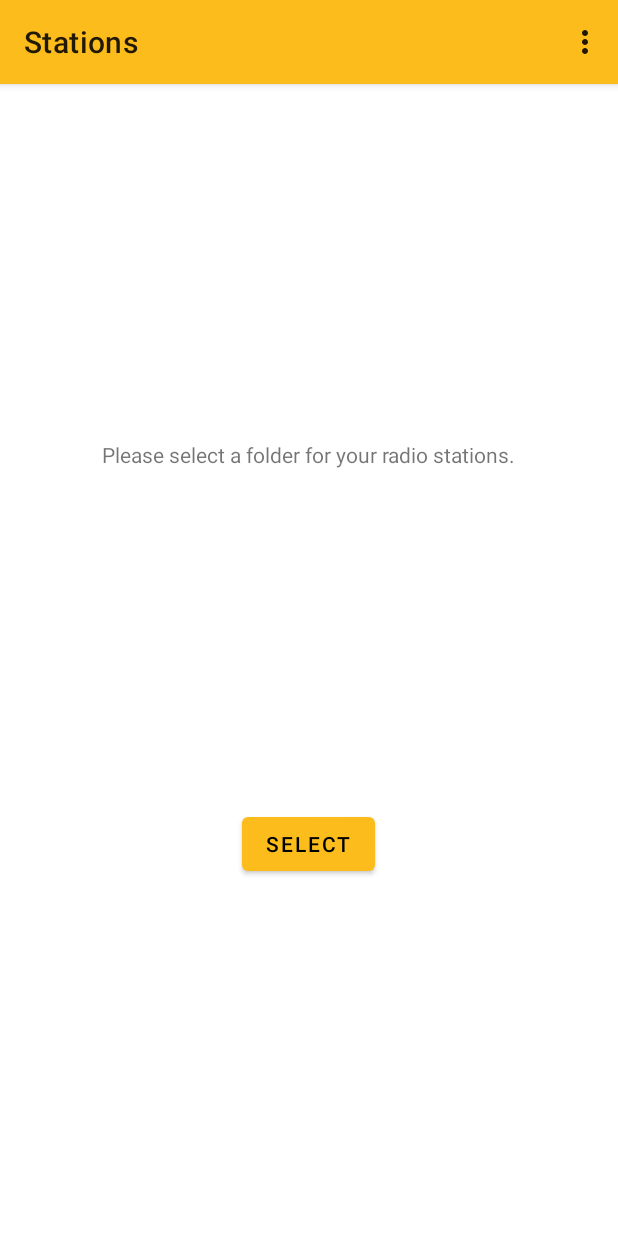
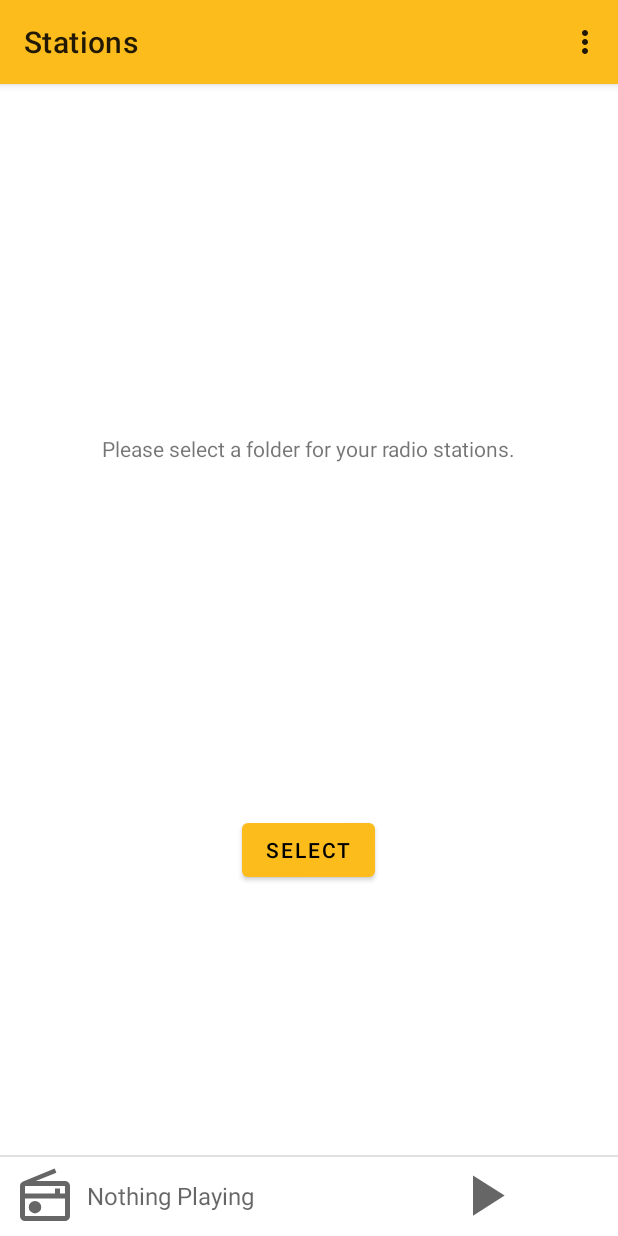
Before and after one commit to hellcat707hp/GTRadio, an Android app: the screen it shows after launch (MainActivity), on a phone screen of 412 x 824 dp. Run offline under Robolectric (Android 15) with nearby library versions, the phone set to English and light mode, and no system bars; our stand-ins replace navigation-ui; network calls fail.

Commit message:
Added the now-playing bar at the bottom. Fixed a bug when hitting 'play' when nothing was playing yet.

```diff
--- /dev/null
+++ b/app/src/main/java/com/sc/gtradio/NowPlayingFragment.kt
@@ -0,0 +1,92 @@
+package com.sc.gtradio
+
+import android.os.Bundle
+import android.support.v4.media.MediaMetadataCompat
+import android.support.v4.media.session.PlaybackStateCompat
+import android.view.LayoutInflater
+import android.view.View
+import android.view.ViewGroup
+import androidx.fragment.app.Fragment
+import androidx.lifecycle.Observer
+import com.sc.gtradio.databinding.FragmentNowplayingBinding
+import com.sc.gtradio.media.*
+import com.sc.gtradio.utils.InjectorUtils
+
+class NowPlayingFragment : Fragment() {
+    private var _binding: FragmentNowplayingBinding? = null
+
+    private var musicServiceConnection: MusicServiceConnection? = null
+
+    private var playbackState: PlaybackStateCompat = EMPTY_PLAYBACK_STATE
+    private val playbackStateObserver = Observer<PlaybackStateCompat> {
+        playbackState = it ?: EMPTY_PLAYBACK_STATE
+        val metadata = musicServiceConnection?.nowPlaying?.value ?: NOTHING_PLAYING
+        updateState(playbackState, metadata)
+    }
+
+    private val mediaMetadataObserver = Observer<MediaMetadataCompat> {
+        updateState(playbackState, it)
+    }
+
+    // This property is only valid between onCreateView and onDestroyView.
+    private val binding get() = _binding!!
+
+    override fun onCreateView(inflater: LayoutInflater, container: ViewGroup?, savedInstanceState: Bundle?): View {
+        if (musicServiceConnection == null) {
+            musicServiceConnection = InjectorUtils.provideMusicServiceConnection(requireContext()).also {
+                it.playbackState.observe(viewLifecycleOwner, playbackStateObserver)
+                it.nowPlaying.observe(viewLifecycleOwner, mediaMetadataObserver)
+            }
+        }
+
+        _binding = FragmentNowplayingBinding.inflate(inflater, container, false)
+        return binding.root
+    }
+
+    override fun onViewCreated(view: View, savedInstanceState: Bundle?) {
+        super.onViewCreated(view, savedInstanceState)
+
+        binding.playStopButton.setOnClickListener {
+            if (playbackState.isPlaying) {
+                musicServiceConnection?.transportControls?.stop()
+            } else {
+                musicServiceConnection?.transportControls?.play()
+            }
+        }
+        binding.nextButton.setOnClickListener {
+            musicServiceConnection?.transportControls?.skipToNext()
+        }
+        binding.previousButton.setOnClickListener {
+            musicServiceConnection?.transportControls?.skipToPrevious()
+        }
+
+        binding.stationTitle.text = getString(R.string.nothing_playing)
+    }
+
+    override fun onDestroyView() {
+        super.onDestroyView()
+        _binding = null
+    }
+
+    private fun updateState(playbackState: PlaybackStateCompat, mediaMetadata: MediaMetadataCompat) {
+
+        // Only update media if the item exists
+        if (mediaMetadata.description.mediaId?.isNotBlank() == true) {
+            binding.stationTitle.text = mediaMetadata.description.title
+            binding.albumArt.setImageBitmap(mediaMetadata.description.iconBitmap)
+        } else {
+            binding.stationTitle.text = getString(R.string.nothing_playing)
+        }
+
+        //Update the play buttons
+        if (playbackState.isPlaying) {
+            binding.playStopButton.setImageResource(R.drawable.ic_baseline_stop)
+        } else {
+            binding.playStopButton.setImageResource(R.drawable.ic_baseline_play_arrow)
+        }
+
+        binding.previousButton.visibility = if (playbackState.isSkipToPreviousEnabled) View.VISIBLE else View.INVISIBLE
+        binding.nextButton.visibility = if (playbackState.isSkipToNextEnabled) View.VISIBLE else View.INVISIBLE
+    }
+
+}
--- /dev/null
+++ b/app/src/main/res/drawable/ic_baseline_play_arrow.xml
@@ -0,0 +1,10 @@
+<vector xmlns:android="http://schemas.android.com/apk/res/android"
+    android:width="24dp"
+    android:height="24dp"
+    android:viewportWidth="24"
+    android:viewportHeight="24"
+    android:tint="?attr/colorControlNormal">
+  <path
+      android:fillColor="?colorPrimary"
+      android:pathData="M8,5v14l11,-7z"/>
+</vector>
--- /dev/null
+++ b/app/src/main/res/drawable/ic_baseline_skip_next.xml
@@ -0,0 +1,10 @@
+<vector xmlns:android="http://schemas.android.com/apk/res/android"
+    android:width="24dp"
+    android:height="24dp"
+    android:viewportWidth="24"
+    android:viewportHeight="24"
+    android:tint="?attr/colorControlNormal">
+  <path
+      android:fillColor="?colorPrimary"
+      android:pathData="M6,18l8.5,-6L6,6v12zM16,6v12h2V6h-2z"/>
+</vector>
--- /dev/null
+++ b/app/src/main/res/drawable/ic_baseline_skip_previous.xml
@@ -0,0 +1,10 @@
+<vector xmlns:android="http://schemas.android.com/apk/res/android"
+    android:width="24dp"
+    android:height="24dp"
+    android:viewportWidth="24"
+    android:viewportHeight="24"
+    android:tint="?attr/colorControlNormal">
+  <path
+      android:fillColor="?colorPrimary"
+      android:pathData="M6,6h2v12L6,18zM9.5,12l8.5,6L18,6z"/>
+</vector>
--- /dev/null
+++ b/app/src/main/res/drawable/ic_baseline_stop.xml
@@ -0,0 +1,10 @@
+<vector xmlns:android="http://schemas.android.com/apk/res/android"
+    android:width="24dp"
+    android:height="24dp"
+    android:viewportWidth="24"
+    android:viewportHeight="24"
+    android:tint="?attr/colorControlNormal">
+  <path
+      android:fillColor="?colorPrimary"
+      android:pathData="M6,6h12v12H6z"/>
+</vector>
--- /dev/null
+++ b/app/src/main/res/layout/fragment_nowplaying.xml
@@ -0,0 +1,106 @@
+<?xml version="1.0" encoding="utf-8"?>
+<!--
+  ~ Copyright 2019 Google Inc. All rights reserved.
+  ~
+  ~ Licensed under the Apache License, Version 2.0 (the "License");
+  ~ you may not use this file except in compliance with the License.
+  ~ You may obtain a copy of the License at
+  ~
+  ~     http://www.apache.org/licenses/LICENSE-2.0
+  ~
+  ~ Unless required by applicable law or agreed to in writing, software
+  ~ distributed under the License is distributed on an "AS IS" BASIS,
+  ~ WITHOUT WARRANTIES OR CONDITIONS OF ANY KIND, either express or implied.
+  ~ See the License for the specific language governing permissions and
+  ~ limitations under the License.
+  -->
+<androidx.constraintlayout.widget.ConstraintLayout xmlns:android="http://schemas.android.com/apk/res/android"
+    xmlns:app="http://schemas.android.com/apk/res-auto"
+    xmlns:tools="http://schemas.android.com/tools"
+    android:layout_width="match_parent"
+    android:layout_height="wrap_content"
+    android:layout_margin="2dp"
+    app:layout_constraintBottom_toBottomOf="parent"
+    app:layout_constraintStart_toStartOf="parent"
+    tools:context=".NowPlayingFragment">
+
+    <androidx.constraintlayout.widget.Barrier
+        android:layout_width="wrap_content"
+        android:layout_height="wrap_content"
+        app:barrierDirection="top" />
+    <View
+        android:layout_width="match_parent"
+        android:layout_height="1dp"
+        android:background="?android:attr/listDivider"/>
+
+    <ImageView
+            android:id="@+id/albumArt"
+            android:layout_width="40dp"
+            android:layout_height="40dp"
+            android:layout_marginStart="10dp"
+            android:layout_marginTop="4dp"
+            android:layout_marginBottom="4dp"
+            android:scaleType="centerCrop"
+            app:layout_constraintBottom_toBottomOf="parent"
+            app:layout_constraintStart_toStartOf="parent"
+            app:layout_constraintTop_toTopOf="parent"
+            app:srcCompat="@drawable/outline_radio_24"
+            tools:ignore="ContentDescription" />
+
+    <TextView
+        android:id="@+id/stationTitle"
+        android:layout_width="0dp"
+        android:layout_height="wrap_content"
+        android:layout_marginStart="8dp"
+        android:ellipsize="end"
+        android:maxLines="1"
+        android:textAppearance="@style/TextAppearance.GTRadio.Subtitle"
+        app:layout_constraintBottom_toBottomOf="parent"
+        app:layout_constraintRight_toRightOf="parent"
+        app:layout_constraintStart_toEndOf="@+id/albumArt"
+        app:layout_constraintTop_toTopOf="parent"
+        tools:text="Station Title" />
+
+    <ImageButton
+        android:id="@+id/playStopButton"
+        android:layout_width="54dp"
+        android:layout_height="54dp"
+        android:layout_marginEnd="4dp"
+        android:scaleType="fitCenter"
+        android:adjustViewBounds="true"
+        android:padding="4dp"
+        android:background="?attr/selectableItemBackgroundBorderless"
+        app:layout_constraintBottom_toBottomOf="parent"
+        app:layout_constraintEnd_toStartOf="@+id/nextButton"
+        app:layout_constraintTop_toTopOf="parent"
+        app:srcCompat="@drawable/ic_baseline_play_arrow" />
+
+    <ImageButton
+        android:id="@+id/previousButton"
+        android:layout_width="54dp"
+        android:layout_height="54dp"
+        android:layout_marginEnd="4dp"
+        android:scaleType="fitCenter"
+        android:adjustViewBounds="true"
+        android:padding="4dp"
+        android:background="?attr/selectableItemBackgroundBorderless"
+        app:layout_constraintBottom_toBottomOf="parent"
+        app:layout_constraintEnd_toStartOf="@+id/playStopButton"
+        app:layout_constraintTop_toTopOf="parent"
+        app:srcCompat="@drawable/ic_baseline_skip_previous" />
+
+    <ImageButton
+        android:id="@+id/nextButton"
+        android:layout_width="54dp"
+        android:layout_height="54dp"
+        android:layout_marginEnd="4dp"
+        android:scaleType="fitCenter"
+        android:adjustViewBounds="true"
+        android:padding="4dp"
+        android:background="?attr/selectableItemBackgroundBorderless"
+        app:layout_constraintBottom_toBottomOf="parent"
+        app:layout_constraintEnd_toEndOf="parent"
+        app:layout_constraintTop_toTopOf="parent"
+        app:srcCompat="@drawable/ic_baseline_skip_next" />
+
+</androidx.constraintlayout.widget.ConstraintLayout>
--- a/app/src/main/res/layout/radio_list.xml
+++ b/app/src/main/res/layout/radio_list.xml
@@ -4,7 +4,7 @@
     xmlns:tools="http://schemas.android.com/tools"
     android:layout_width="match_parent"
     android:layout_height="match_parent"
-    android:layout_margin="12dp"
+    android:layout_margin="0dp"
     tools:context=".RadioList">
 
     <Button
@@ -33,5 +33,17 @@
     <androidx.recyclerview.widget.RecyclerView
         android:id="@+id/station_list"
         android:layout_width="match_parent"
-        android:layout_height="match_parent" />
+        android:layout_height="match_parent"
+        app:layout_constraintTop_toTopOf="parent"
+        app:layout_constraintBottom_toTopOf="@id/nowPlaying"/>
+
+    <fragment
+        android:id="@+id/nowPlaying"
+        android:name="com.sc.gtradio.NowPlayingFragment"
+        app:layout_constraintBottom_toBottomOf="parent"
+        app:layout_constraintEnd_toEndOf="parent"
+        app:layout_constraintStart_toStartOf="parent"
+        android:layout_height="wrap_content"
+        android:layout_width="wrap_content"
+        tools:layout="@layout/fragment_nowplaying" />
 </androidx.constraintlayout.widget.ConstraintLayout>
--- a/app/src/main/res/values/strings.xml
+++ b/app/src/main/res/values/strings.xml
@@ -26,5 +26,6 @@
     <string name="ads_enabled_title">Play Ads</string>
     <string name="weather_chatter_enabled_title">Play Weather-Specific DJ Chatter</string>
     <string name="weather_chatter_summary">Note: The weather-specific DJ chatter does not currently check active weather conditions.</string>
+    <string name="nothing_playing">Nothing Playing</string>
 
 </resources>
--- a/app/src/main/res/values/styles.xml
+++ b/app/src/main/res/values/styles.xml
@@ -3,4 +3,8 @@
     <style name="TextAppearance.GTRadio.Title" parent="@style/TextAppearance.AppCompat.Title">
         <item name="android:textColor">?android:textColorSecondary</item>
     </style>
+
+    <style name="TextAppearance.GTRadio.Subtitle" parent="@style/TextAppearance.AppCompat.Subhead">
+        <item name="android:textColor">?android:textColorSecondary</item>
+    </style>
 </resources>
--- a/common/src/main/java/com/sc/gtradio/media/GTRadioMusicService.kt
+++ b/common/src/main/java/com/sc/gtradio/media/GTRadioMusicService.kt
@@ -407,7 +407,7 @@ open class GTRadioMusicService : MediaBrowserServiceCompat() {
         val adsEnabled = sharedPref?.getBoolean(getString(R.string.ads_enabled_preference_key), false) ?: false
         val weatherChatterEnabled = sharedPref?.getBoolean(getString(R.string.weather_chatter_enabled_preference_key), false) ?: false
 
-        return RadioStation(mediaId!!,"$radioPath/$mediaId", "$radioPath/Adverts", radioPlayer, applicationContext, adsEnabled, weatherChatterEnabled)
+        return RadioStation(mediaIdToBuild!!,"$radioPath/$mediaIdToBuild", "$radioPath/Adverts", radioPlayer, applicationContext, adsEnabled, weatherChatterEnabled)
     }
 
     private fun getStationIndex(stationMediaId: String): Int {
```
